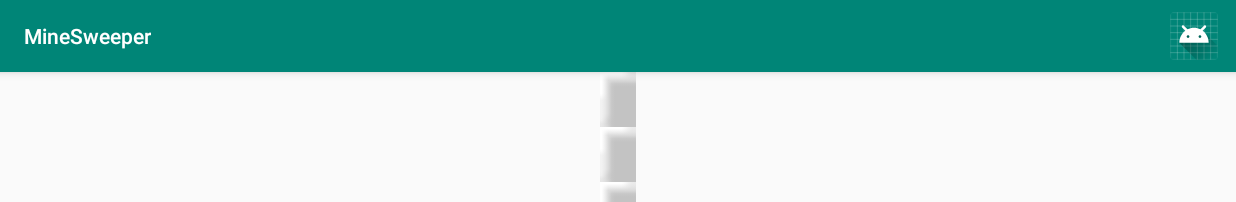
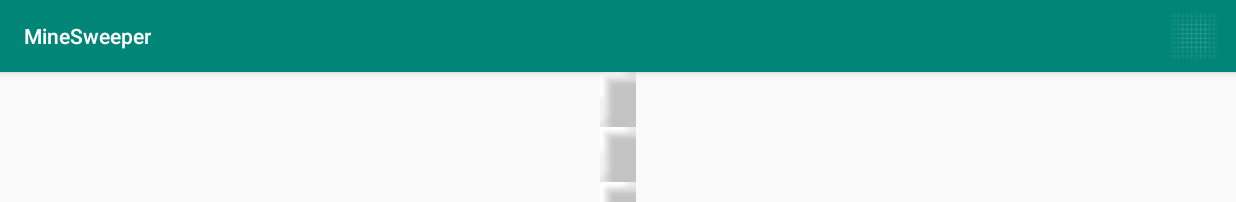
Before and after one commit to FokaKefir/MineSweeper, an Android app: the screen it shows after launch (MainActivity), after a tap on "mnuStep", on a phone screen of 824 x 412 dp (held sideways). Shown: the top 202 px of the screen. Run offline under Robolectric (Android 15) with nearby library versions, the phone set to English and light mode, and no system bars; 2 statements that could not run were skipped.

Commit message:
Working on MenuItems

```diff
--- a/app/src/main/java/com/example/minesweeper/gui/MainActivity.java
+++ b/app/src/main/java/com/example/minesweeper/gui/MainActivity.java
@@ -18,6 +18,9 @@ public class MainActivity extends AppCompatActivity {
     //endregion
 
     //region 1. Decl
+    private MenuItem mnuStep;
+    private MenuItem mnuFlag;
+
     private TableLayout tblAllField;
 
     private MainActivityListener listener;
@@ -38,7 +41,7 @@ public class MainActivity extends AppCompatActivity {
         this.tblAllField=findViewById(R.id.tblAllField);
 
         //Init widgets
-        this.listener=new MainActivityListener(this,  tblAllField, numberTable);
+        this.listener=new MainActivityListener(this,  tblAllField, numberTable, mnuFlag, mnuStep);
 
         //TODO Calculate the iSpaceSize and iImageSize
         this.listener.setImageSize(80);
@@ -59,11 +62,15 @@ public class MainActivity extends AppCompatActivity {
     public boolean onCreateOptionsMenu(Menu mainActivityMenu) {
         //Inherited Method generates the Menu
         this.getMenuInflater().inflate(R.menu.main_activity_menu, mainActivityMenu);
+        this.mnuFlag=mainActivityMenu.findItem(R.id.mnuFlag);
+        this.mnuStep=mainActivityMenu.findItem(R.id.mnuStep);
         return true;
     }
 
     @Override
     public boolean onOptionsItemSelected( MenuItem clickedMnuItem) {
+        if(clickedMnuItem.getItemId()==R.id.mnuFlag)
+            clickedMnuItem.setVisible(false);
         return this.listener.onMenuItemClick(clickedMnuItem);
     }
 
--- a/app/src/main/java/com/example/minesweeper/listener/MainActivityListener.java
+++ b/app/src/main/java/com/example/minesweeper/listener/MainActivityListener.java
@@ -1,10 +1,8 @@
 package com.example.minesweeper.listener;
 
-import android.content.Context;
 import android.view.MenuItem;
 import android.view.View;
 import android.widget.Button;
-import android.widget.ImageView;
 import android.widget.LinearLayout;
 import android.widget.TableLayout;
 import android.widget.TableRow;
@@ -24,6 +22,9 @@ public class MainActivityListener implements MenuItem.OnMenuItemClickListener {
     //endregion
 
     //region 1. Decl
+    private MenuItem mnuStep;
+    private MenuItem mnuFlag;
+
     private TableLayout tblAllField;
 
     private NumberTable numberTable;
@@ -39,10 +40,13 @@ public class MainActivityListener implements MenuItem.OnMenuItemClickListener {
     //endregion
 
     //region 2. Constructor
-    public MainActivityListener(MainActivity activity, TableLayout tblAllField, NumberTable numberTable){
+    public MainActivityListener(MainActivity activity, TableLayout tblAllField, NumberTable numberTable, MenuItem mnuFlag, MenuItem mnuStep){
         this.activity=activity;
         this.tblAllField=tblAllField;
         this.numberTable=numberTable;
+        this.mnuFlag=mnuFlag;
+        this.mnuStep=mnuStep;
+
     }
     //endregion
 
@@ -152,10 +156,18 @@ public class MainActivityListener implements MenuItem.OnMenuItemClickListener {
 
     @Override
     public boolean onMenuItemClick(MenuItem item) {
+        //TODO setting the picture
         switch (item.getItemId()){
-            case R.id.mnu:
-                //TODO setting the picture
+            case R.id.mnuFlag:
+                strClick=DEF_FLAG;
+                this.mnuFlag.setVisible(false);
+                this.mnuStep.setVisible(true);
+                break;
 
+            case R.id.mnuStep:
+                strClick=DEF_STEP;
+                this.mnuStep.setVisible(false);
+                this.mnuFlag.setVisible(true);
                 break;
         }
         Toast.makeText(activity, "Changing to " + strClick, Toast.LENGTH_SHORT).show();
--- a/app/src/main/res/menu/main_activity_menu.xml
+++ b/app/src/main/res/menu/main_activity_menu.xml
@@ -3,8 +3,13 @@
     xmlns:android="http://schemas.android.com/apk/res/android">
 
     <item
-        android:id="@+id/mnu"
+        android:id="@+id/mnuFlag"
         android:icon="@mipmap/ic_launcher_round"
         android:title="mnuStep"
         app:showAsAction="always" />
+    <item
+        android:id="@+id/mnuStep"
+        android:icon="@drawable/ic_launcher_background"
+        android:title="mnuStep"
+        app:showAsAction="always" />
 </menu>
```
